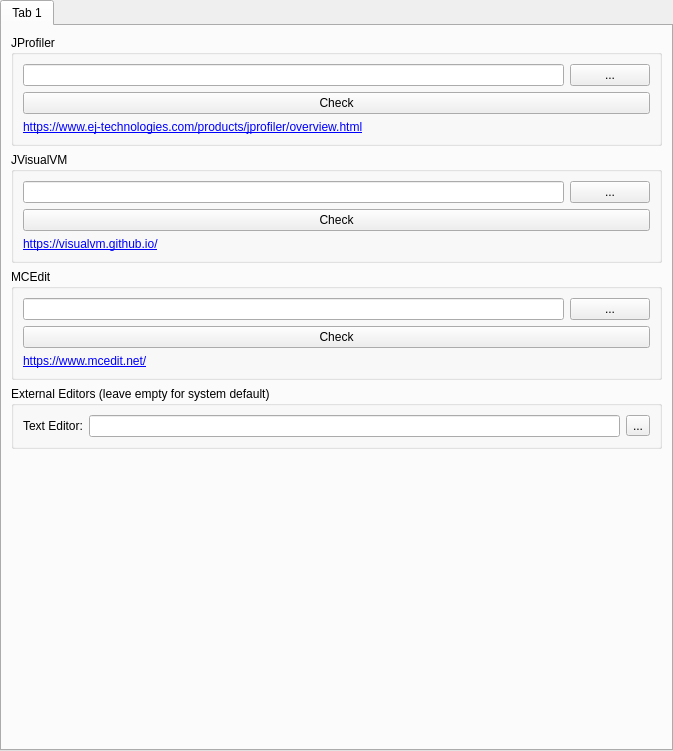
Before: the Qt Designer form launcher/ui/pages/global/ExternalToolsPage.ui in FreesmTeam/FreesmLauncher, drawn with Qt 5.
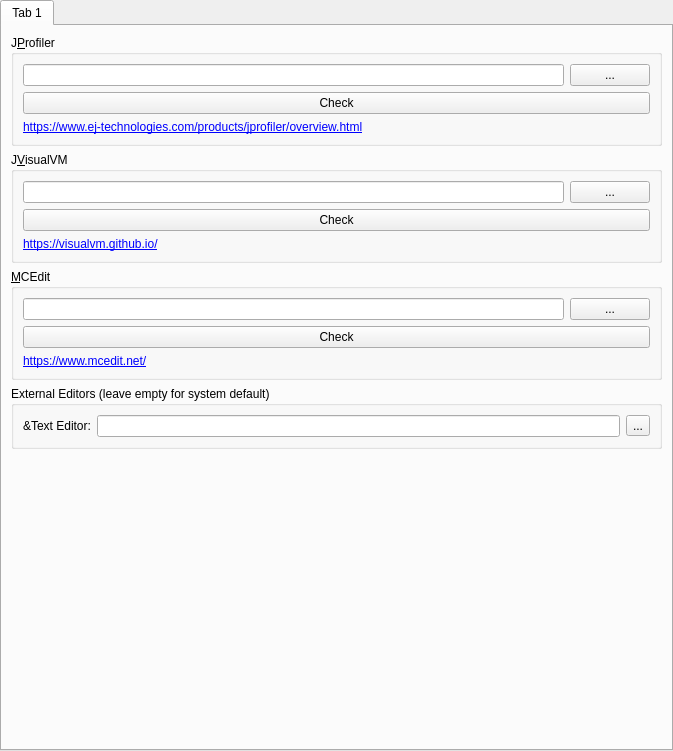
After: the same form once the commit is applied.

Commit message: added: Mnemonics for Settings/External Tools

What changed in the file:
```diff
--- a/launcher/ui/pages/global/ExternalToolsPage.ui
+++ b/launcher/ui/pages/global/ExternalToolsPage.ui
@@ -36,7 +36,7 @@
        <item>
         <widget class="QGroupBox" name="groupBox_2">
          <property name="title">
-          <string notr="true">JProfiler</string>
+          <string notr="true">J&amp;Profiler</string>
          </property>
          <layout class="QVBoxLayout" name="verticalLayout_10">
           <item>
@@ -73,7 +73,7 @@
        <item>
         <widget class="QGroupBox" name="groupBox_3">
          <property name="title">
-          <string notr="true">JVisualVM</string>
+          <string notr="true">J&amp;VisualVM</string>
          </property>
          <layout class="QVBoxLayout" name="verticalLayout_11">
           <item>
@@ -110,7 +110,7 @@
        <item>
         <widget class="QGroupBox" name="groupBox_4">
          <property name="title">
-          <string notr="true">MCEdit</string>
+          <string notr="true">&amp;MCEdit</string>
          </property>
          <layout class="QVBoxLayout" name="verticalLayout_12">
           <item>
@@ -156,7 +156,7 @@
           <item row="0" column="0">
            <widget class="QLabel" name="labelJsonEditor">
             <property name="text">
-             <string>Text Editor:</string>
+             <string>&amp;Text Editor:</string>
             </property>
            </widget>
           </item>
```
